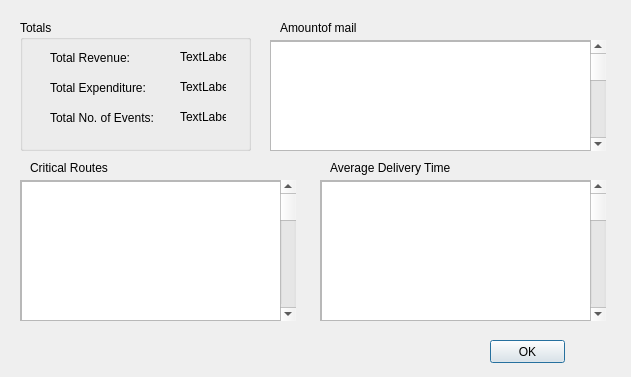
First picture: the form in UI Files/KPS_KeyFigures.ui, repository maximustann/SWEN301, before the edit.
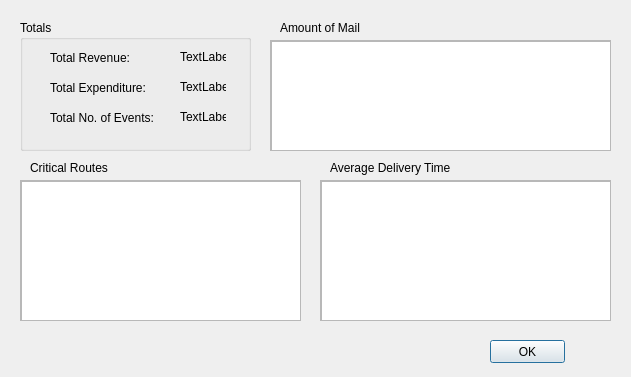
Second picture: the form after the edit.

Commit message: Key figures incomplete

```diff
--- a/UI Files/KPS_KeyFigures.ui
+++ b/UI Files/KPS_KeyFigures.ui
@@ -122,7 +122,7 @@
     <rect>
      <x>270</x>
      <y>40</y>
-     <width>321</width>
+     <width>341</width>
      <height>111</height>
     </rect>
    </property>
@@ -134,16 +134,16 @@
      <rect>
       <x>0</x>
       <y>0</y>
-      <width>319</width>
+      <width>339</width>
       <height>109</height>
      </rect>
     </property>
     <widget class="QTableView" name="tableView">
      <property name="geometry">
       <rect>
-       <x>-10</x>
+       <x>0</x>
        <y>0</y>
-       <width>331</width>
+       <width>341</width>
        <height>111</height>
       </rect>
      </property>
@@ -160,7 +160,7 @@
     </rect>
    </property>
    <property name="text">
-    <string>Amountof mail</string>
+    <string>Amount of Mail</string>
    </property>
   </widget>
   <widget class="QScrollArea" name="scrollArea_2">
@@ -168,7 +168,7 @@
     <rect>
      <x>20</x>
      <y>180</y>
-     <width>261</width>
+     <width>281</width>
      <height>141</height>
     </rect>
    </property>
@@ -180,7 +180,7 @@
      <rect>
       <x>0</x>
       <y>0</y>
-      <width>259</width>
+      <width>279</width>
       <height>139</height>
      </rect>
     </property>
@@ -189,7 +189,7 @@
       <rect>
        <x>0</x>
        <y>0</y>
-       <width>261</width>
+       <width>281</width>
        <height>141</height>
       </rect>
      </property>
@@ -214,7 +214,7 @@
     <rect>
      <x>320</x>
      <y>180</y>
-     <width>271</width>
+     <width>291</width>
      <height>141</height>
     </rect>
    </property>
@@ -226,7 +226,7 @@
      <rect>
       <x>0</x>
       <y>0</y>
-      <width>269</width>
+      <width>289</width>
       <height>139</height>
      </rect>
     </property>
@@ -235,7 +235,7 @@
       <rect>
        <x>0</x>
        <y>0</y>
-       <width>271</width>
+       <width>291</width>
        <height>141</height>
       </rect>
      </property>
@@ -255,45 +255,6 @@
     <string>Average Delivery Time</string>
    </property>
   </widget>
-  <widget class="QScrollBar" name="verticalScrollBar_3">
-   <property name="geometry">
-    <rect>
-     <x>590</x>
-     <y>180</y>
-     <width>16</width>
-     <height>141</height>
-    </rect>
-   </property>
-   <property name="orientation">
-    <enum>Qt::Vertical</enum>
-   </property>
-  </widget>
-  <widget class="QScrollBar" name="verticalScrollBar">
-   <property name="geometry">
-    <rect>
-     <x>590</x>
-     <y>40</y>
-     <width>16</width>
-     <height>111</height>
-    </rect>
-   </property>
-   <property name="orientation">
-    <enum>Qt::Vertical</enum>
-   </property>
-  </widget>
-  <widget class="QScrollBar" name="verticalScrollBar_2">
-   <property name="geometry">
-    <rect>
-     <x>280</x>
-     <y>180</y>
-     <width>16</width>
-     <height>141</height>
-    </rect>
-   </property>
-   <property name="orientation">
-    <enum>Qt::Vertical</enum>
-   </property>
-  </widget>
  </widget>
  <resources/>
  <connections>
```
The commit also changes 2 other files.
